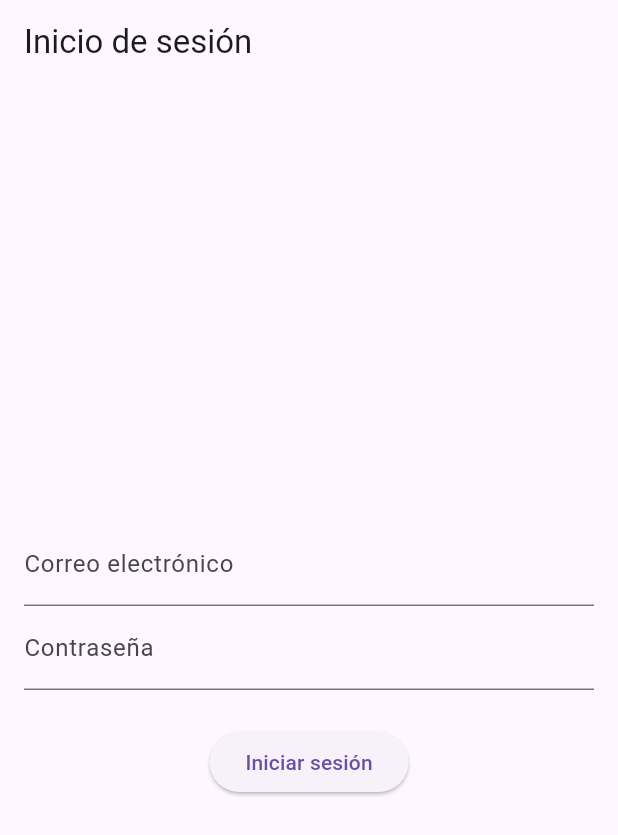
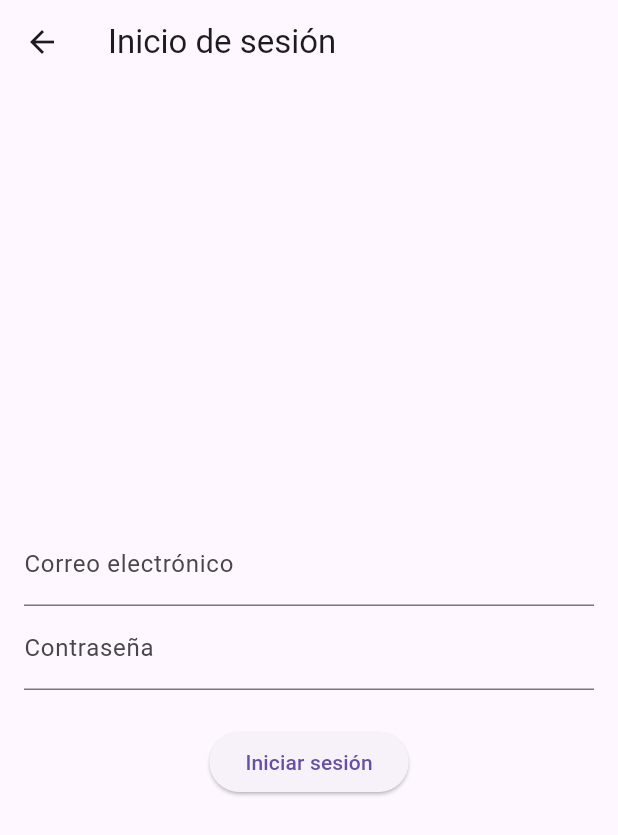
Before and after one commit to 000234768/examen3_computacion_movil, a Flutter app: the screen it shows after launch, on a phone screen of 412 x 824 dp. Shown: the top 835 px of the screen. Run offline on Flutter 3.47's test engine with Material 3 defaults, Android fonts, the phone set to English and light mode, and no system bars; our stand-ins replace firebase_auth, firebase_core; accounts and stored records are empty.

Commit message:
ingreso cliente, home, rutas, main

```diff
--- a/aplicacion_prueba3/lib/main.dart
+++ b/aplicacion_prueba3/lib/main.dart
@@ -1,13 +1,11 @@
 import 'package:flutter/material.dart';
 import 'package:firebase_core/firebase_core.dart';
-import 'pages/ingreso_cliente.dart';
-import 'routes/app_routes.dart';
+import 'package:flutter_application_1/routes/app_routes.dart';
 
 void main() async {
   WidgetsFlutterBinding.ensureInitialized();
   await connectFirebase();
   runApp(const MyApp());
-
 }
 
 Future<FirebaseApp> connectFirebase() async {
@@ -25,20 +23,18 @@ Future<FirebaseApp> connectFirebase() async {
 }
 
 class MyApp extends StatelessWidget {
-  const MyApp({super.key});
+  const MyApp({Key? key});
 
   @override
   Widget build(BuildContext context) {
     return MaterialApp(
       debugShowCheckedModeBanner: false,
       title: 'Autenticación',
-       initialRoute: AppRoutes.initialRoute,
-      routes: AppRoutes.routes,
-      onGenerateRoute: AppRoutes.onGenerateRoute,
+      initialRoute: AppRouter.initialRoute,
+      onGenerateRoute: AppRouter.generateRoute,
       theme: ThemeData(
         primarySwatch: Colors.blue,
       ),
-      home: LoginPage(),
     );
   }
 }
--- a/aplicacion_prueba3/lib/pages/ingreso_cliente.dart
+++ b/aplicacion_prueba3/lib/pages/ingreso_cliente.dart
@@ -1,8 +1,11 @@
 import 'package:flutter/material.dart';
 import 'package:firebase_auth/firebase_auth.dart';
+import '../widgets/header.dart';
+import 'home.dart';
+
 
 class LoginPage extends StatelessWidget {
-  LoginPage({super.key});
+  LoginPage({Key? key}) : super(key: key);
 
   final TextEditingController _emailController = TextEditingController();
   final TextEditingController _passwordController = TextEditingController();
@@ -17,26 +20,23 @@ class LoginPage extends StatelessWidget {
       password: password,
     );
 
-      // Si el inicio de sesión es exitoso, navega a la pantalla de inicio
-      Navigator.pushReplacement(
-        context,
-        MaterialPageRoute(builder: (context) => const HomeScreen()),
-      );
+
+    Navigator.pushReplacementNamed(context, '/home');
   } catch (error) {
     print('Error al iniciar sesión: $error');
-      // Muestra un mensaje de error al usuario
+
     showDialog(
       context: context,
       builder: (BuildContext context) {
         return AlertDialog(
-            title: const Text('Error'),
-            content: const Text('Credenciales inválidas'),
+          title: Text('Error'),
+          content: Text('Credenciales inválidas'),
           actions: <Widget>[
             TextButton(
               onPressed: () {
                 Navigator.of(context).pop();
               },
-                child: const Text('Cerrar'),
+              child: Text('Cerrar'),
             ),
           ],
         );
@@ -49,7 +49,7 @@ class LoginPage extends StatelessWidget {
   Widget build(BuildContext context) {
     return Scaffold(
       appBar: AppBar(
-        title: const Text('Inicio de sesión'),
+        title: Text('Inicio de sesión'),
       ),
       body: Padding(
         padding: const EdgeInsets.all(16.0),
@@ -59,17 +59,17 @@ class LoginPage extends StatelessWidget {
           children: <Widget>[
             TextField(
               controller: _emailController,
-              decoration: const InputDecoration(labelText: 'Correo electrónico'),
+              decoration: InputDecoration(labelText: 'Correo electrónico'),
             ),
             TextField(
               controller: _passwordController,
-              decoration: const InputDecoration(labelText: 'Contraseña'),
+              decoration: InputDecoration(labelText: 'Contraseña'),
               obscureText: true,
             ),
-            const SizedBox(height: 24.0),
+            SizedBox(height: 24.0),
             ElevatedButton(
               onPressed: () => _signIn(context),
-              child: const Text('Iniciar sesión'),
+              child: Text('Iniciar sesión'),
             ),
           ],
         ),
@@ -77,19 +77,3 @@ class LoginPage extends StatelessWidget {
     );
   }
 }
-
-class HomeScreen extends StatelessWidget {
-  const HomeScreen({super.key});
-
-  @override
-  Widget build(BuildContext context) {
-    return Scaffold(
-      appBar: AppBar(
-        title: const Text('Inicio'),
-      ),
-      body: const Center(
-        child: Text('¡Has iniciado sesión correctamente!'),
-      ),
-    );
-  }
-}
--- a/aplicacion_prueba3/lib/routes/app_routes.dart
+++ b/aplicacion_prueba3/lib/routes/app_routes.dart
@@ -1,21 +1,28 @@
 import 'package:flutter/material.dart';
-import 'package:flutter_application_1/pages/pages.dart';
-import 'package:flutter_application_1/screen/screen.dart';
+import 'package:flutter_application_1/pages/ingreso_cliente.dart';
+import 'package:flutter_application_1/pages/home.dart';
 
-class AppRoutes {
-  static const initialRoute = 'login';
-  static Map<String, Widget Function(BuildContext)> routes = {
-    'login': (BuildContext context) => LoginPage(),
-    'carro_compras': (BuildContext context) => const CarroCompras(),
-    'detalle_producto': (BuildContext context) => const DetalleProducto(),
-    'pago': (BuildContext context) => const PaginaPago(),
-    'registro_cliente': (BuildContext context) => const RegistroCliente(),
-    'resultado_busqueda': (BuildContext context) => const ResultadoBusqueda(),
-  };
-
-  static Route<dynamic> onGenerateRoute(RouteSettings settings) {
-    return MaterialPageRoute(
-      builder: (context) => const ErrorScreen(),
-    );
+class AppRouter {
+  static const String initialRoute = '/ingreso_cliente';
+  static Route<dynamic> generateRoute(RouteSettings settings) {
+    switch (settings.name) {
+      case '/':
+        return MaterialPageRoute(builder: (_) => LoginPage()); //raiz
+      case '/ingreso_cliente':
+        return MaterialPageRoute(builder: (_) => LoginPage());
+      case '/home':
+        return MaterialPageRoute(builder: (_) => HomePage());
+      default:
+        return MaterialPageRoute(
+          builder: (_) => Scaffold(
+            appBar: AppBar(
+              title: Text('Página no encontrada'),
+            ),
+            body: Center(
+              child: Text('La ruta ${settings.name} no existe en la aplicación.'),
+            ),
+          ),
+        );
+    }
   }
 }
--- a/aplicacion_prueba3/lib/widgets/widgets.dart
+++ /dev/null
@@ -1,3 +0,0 @@
-// export 'package:flutter_application_1/widgets/card_container.dart';
-// export 'package:flutter_application_1/widgets/auth_background_c1.dart';
-// export 'package:flutter_application_1/widgets/auth_background.dart';
```
Also changed, not shown: aplicacion_prueba3/lib/pages/home.dart (+23 -5 lines), aplicacion_prueba3/lib/ui/input_decorations.dart (deleted, +0 -29 lines), aplicacion_prueba3/lib/widgets/footer.dart (added, +41 -0 lines), aplicacion_prueba3/lib/widgets/header.dart (added, +99 -0 lines), aplicacion_prueba3/lib/ui/ui.dart (deleted), 2 other files. Lines whose indentation alone changed are shown as unchanged.
